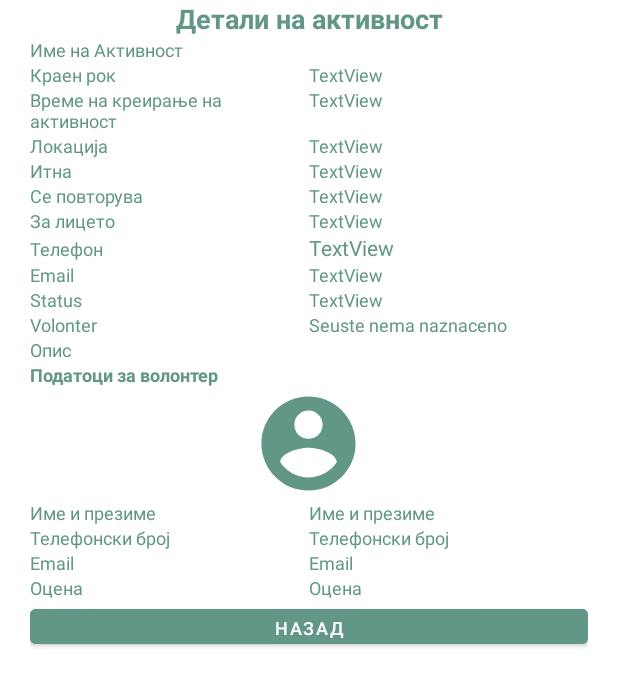
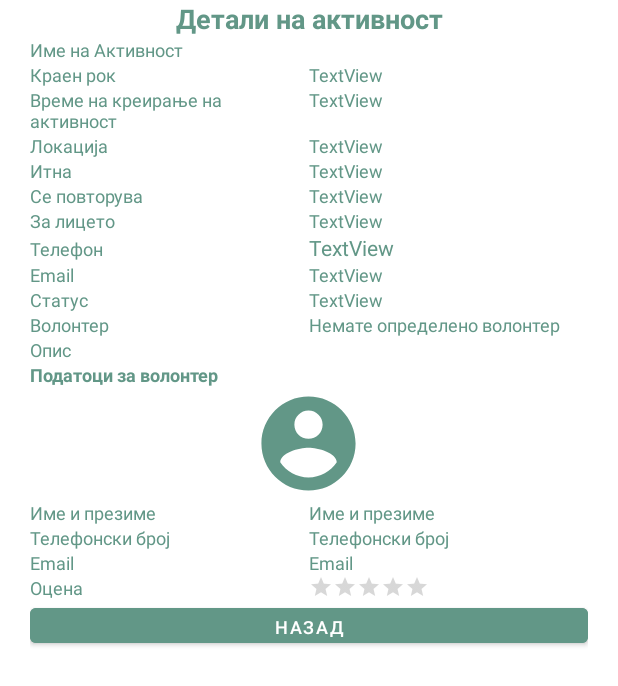
Before and after one commit to evilcomputer12/ZivototEKrugBackup, an Android app: the ManagerActivity screen opened directly, with no data from a screen before it, on a phone screen of 412 x 824 dp. Shown: the top 686 px of the screen. Run offline under Robolectric (Android 15) with nearby library versions, the light colour scheme and no system bars; our stand-ins replace CircleImageView, Firebase (no records; nobody signed in at launch, a user with empty details on screens opened directly), Picasso; pictures from the network do not load.

Commit message:
Update activity_manager.xml

```diff
--- a/app/src/main/res/layout/activity_manager.xml
+++ b/app/src/main/res/layout/activity_manager.xml
@@ -259,7 +259,7 @@
             android:layout_width="match_parent"
             android:layout_weight="1"
             android:layout_height="wrap_content"
-            android:text="Status" />
+            android:text="Статус" />
 
         <TextView
             android:textSize="12sp"
@@ -285,7 +285,7 @@
             android:layout_width="match_parent"
             android:layout_weight="1"
             android:layout_height="wrap_content"
-            android:text="Volonter" />
+            android:text="Волонтер" />
 
         <TextView
             android:textSize="12sp"
@@ -293,7 +293,7 @@
             android:layout_width="match_parent"
             android:layout_weight="1"
             android:layout_height="wrap_content"
-            android:text="Seuste nema naznaceno" />
+            android:text="Немате определено волонтер" />
 
 
     </LinearLayout>
@@ -427,22 +427,19 @@
             android:layout_height="wrap_content" >
 
             <TextView
-                android:textSize="12sp"
+                android:id="@+id/volonterRejtingPH"
+                android:layout_width="186dp"
+                android:layout_height="match_parent"
+                android:text="Оцена"
                 android:textColor="@color/naslov"
-                android:id="@+id/volonterRejtingPH"
-                android:layout_width="match_parent"
-                android:layout_weight="1"
+                android:textSize="12sp" />
+
+            <RatingBar
+                android:id="@+id/volonterRejting"
+                android:layout_width="wrap_content"
                 android:layout_height="wrap_content"
-                android:text="Оцена" />
-
-            <TextView
-                android:textSize="12sp"
-                android:textColor="@color/naslov"
-                android:id="@+id/volonterRejting"
-                android:layout_width="match_parent"
-                android:layout_weight="1"
-                android:layout_height="wrap_content"
-                android:text="Оцена" />
+                style="?android:attr/ratingBarStyleSmall"
+                />
 
 
         </LinearLayout>
```
